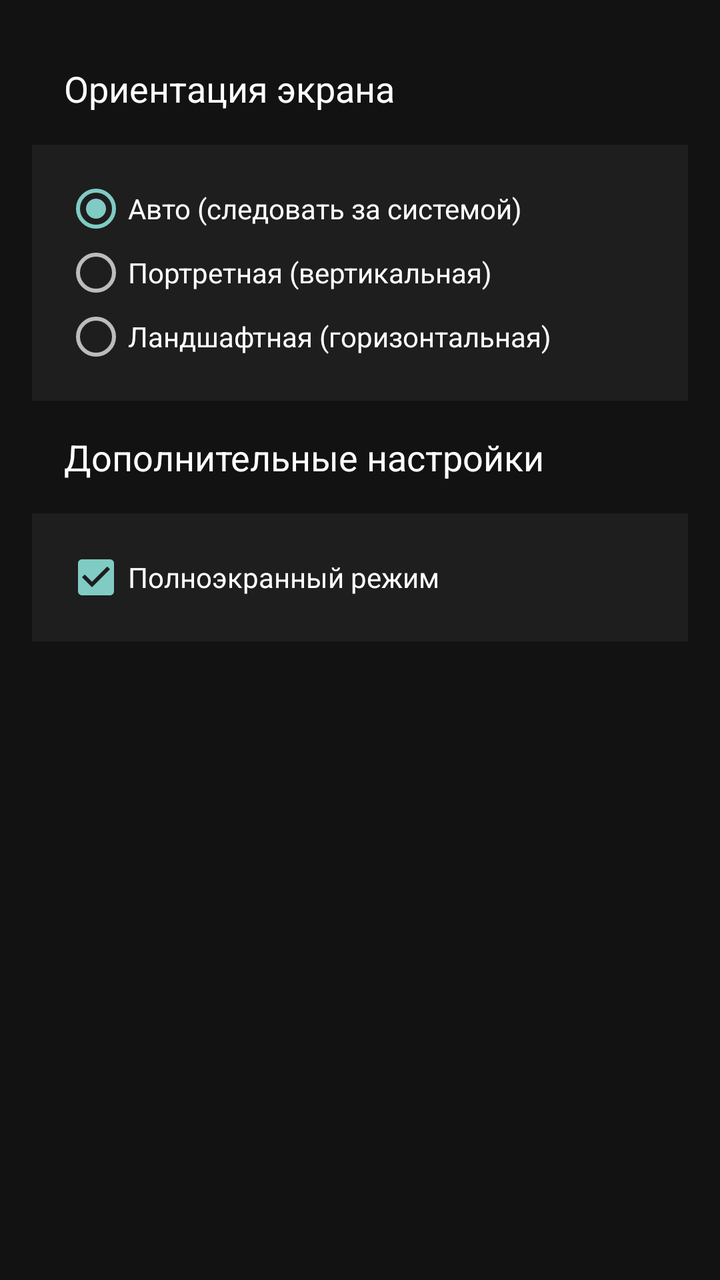
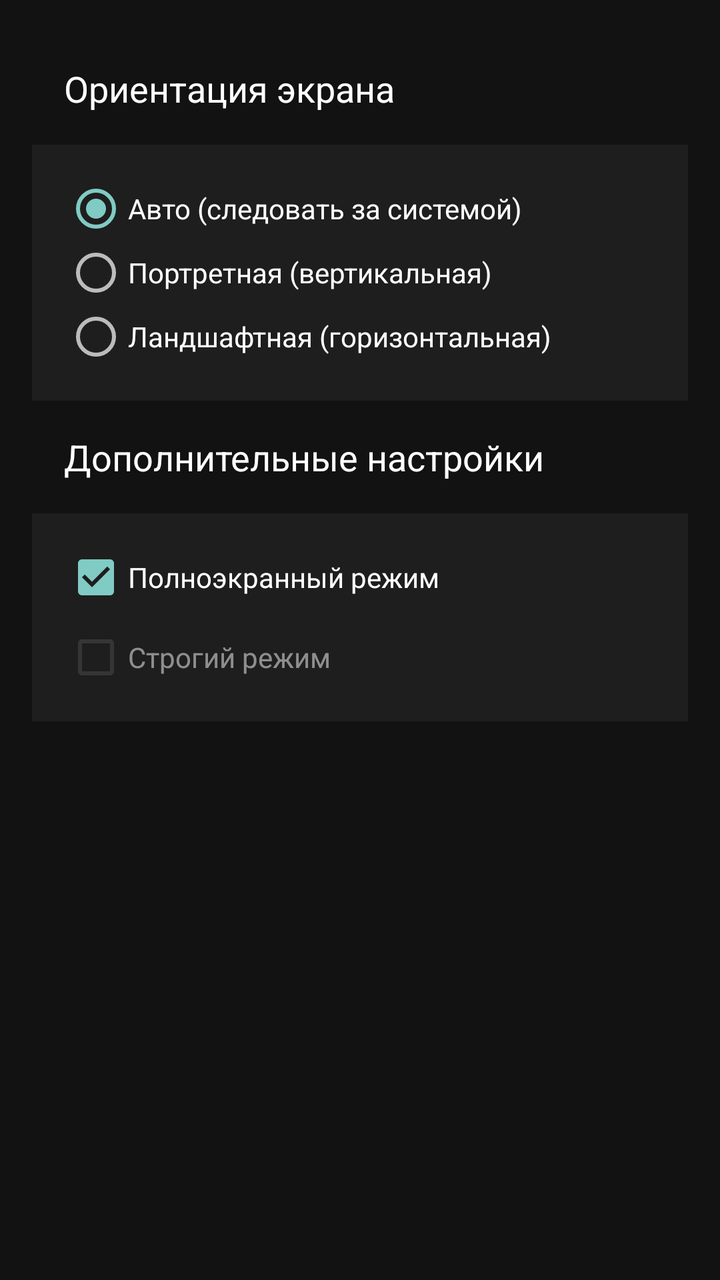

An Android layout rendered at two revisions. The XML below is the earlier revision; the diff shows what the commit changed to produce the second picture.
<!-- AndroidManifest.xml: application theme Theme.QutyLaunch -->
<!-- res/layout/fragment_settings_display.xml -->
<ScrollView xmlns:android="http://schemas.android.com/apk/res/android"
    android:layout_width="match_parent"
    android:layout_height="match_parent"
    android:background="#121212"
    android:fillViewport="true"
    android:padding="16dp">

    <LinearLayout
        android:layout_width="match_parent"
        android:layout_height="wrap_content"
        android:orientation="vertical">

        
        <TextView
            android:layout_width="match_parent"
            android:layout_height="wrap_content"
            android:text="@string/settings_orientation_title"
            android:textColor="#FFFFFF"
            android:textSize="18sp"
            android:padding="16dp"
            android:paddingTop="8dp"/>

        <LinearLayout
            android:layout_width="match_parent"
            android:layout_height="wrap_content"
            android:orientation="vertical"
            android:background="#1E1E1E"
            android:padding="16dp">

            
            <TextView
                android:id="@+id/orientation_lock_hint"
                android:layout_width="match_parent"
                android:layout_height="wrap_content"
                android:text="@string/orientation_lock_hint_default"
                android:textColor="#FF9800"
                android:textSize="14sp"
                android:padding="8dp"
                android:background="#332A2A"
                android:gravity="center"
                android:visibility="gone"
                android:layout_marginBottom="12dp"/>

            <RadioGroup
                android:id="@+id/orientation_group"
                android:layout_width="match_parent"
                android:layout_height="wrap_content"
                android:orientation="vertical">

                <RadioButton
                    android:id="@+id/orientation_sensor"
                    android:layout_width="match_parent"
                    android:layout_height="wrap_content"
                    android:text="@string/orientation_auto"
                    android:textColor="#FFFFFF"
                    android:checked="true"/>

                <RadioButton
                    android:id="@+id/orientation_portrait"
                    android:layout_width="match_parent"
                    android:layout_height="wrap_content"
                    android:text="@string/orientation_portrait"
                    android:textColor="#FFFFFF"/>

                <RadioButton
                    android:id="@+id/orientation_landscape"
                    android:layout_width="match_parent"
                    android:layout_height="wrap_content"
                    android:text="@string/orientation_landscape"
                    android:textColor="#FFFFFF"/>

            </RadioGroup>
        </LinearLayout>

        
        <TextView
            android:layout_width="match_parent"
            android:layout_height="wrap_content"
            android:text="@string/settings_additional_title"
            android:textColor="#FFFFFF"
            android:textSize="18sp"
            android:padding="16dp"
            android:paddingTop="24dp"/>

        <LinearLayout
            android:layout_width="match_parent"
            android:layout_height="wrap_content"
            android:orientation="vertical"
            android:background="#1E1E1E"
            android:padding="16dp">

            <CheckBox
                android:id="@+id/fullscreen_checkbox"
                android:layout_width="match_parent"
                android:layout_height="wrap_content"
                android:text="@string/additional_fullscreen"
                android:textColor="#FFFFFF"
                android:checked="true"
                android:enabled="true"/>

        </LinearLayout>

    </LinearLayout>
</ScrollView>
<!-- resources referenced by this layout -->
<resources>
  <string name="additional_fullscreen">Полноэкранный режим</string>
  <string name="orientation_auto">Авто (следовать за системой)</string>
  <string name="orientation_landscape">Ландшафтная (горизонтальная)</string>
  <string name="orientation_lock_hint_default">🔒 Ориентация задана темой</string>
  <string name="orientation_portrait">Портретная (вертикальная)</string>
  <string name="settings_additional_title">Дополнительные настройки</string>
  <string name="settings_orientation_title">Ориентация экрана</string>
  <style name="Theme.QutyLaunch" parent="Theme.AppCompat.NoActionBar">
          
          <item name="android:navigationBarColor">@android:color/transparent</item>
          <item name="android:statusBarColor">@android:color/transparent</item>
  
          
          <item name="android:windowLayoutInDisplayCutoutMode">shortEdges</item>
  
          
          <item name="android:fitsSystemWindows">false</item>
  
          
          <item name="android:windowDrawsSystemBarBackgrounds">true</item>
      </style>
</resources>

<!-- the commit's change to res/layout/fragment_settings_display.xml (unified diff, before → after) -->
@@ -89,14 +89,36 @@
             android:background="#1E1E1E"
             android:padding="16dp">
 
+            
             <CheckBox
                 android:id="@+id/fullscreen_checkbox"
                 android:layout_width="match_parent"
                 android:layout_height="wrap_content"
+                android:checked="true"
+                android:enabled="true"
                 android:text="@string/additional_fullscreen"
+                android:textColor="#FFFFFF" />
+
+            <CheckBox
+                android:id="@+id/strict_mode_checkbox"
+                android:layout_width="match_parent"
+                android:layout_height="wrap_content"
+                android:text="@string/additional_strict_mode"
                 android:textColor="#FFFFFF"
-                android:checked="true"
-                android:enabled="true"/>
+                android:checked="false"
+                android:enabled="false"
+                android:alpha="0.5"
+                android:layout_marginTop="8dp"/>
+
+            <TextView
+                android:id="@+id/strict_mode_hint"
+                android:layout_width="match_parent"
+                android:layout_height="wrap_content"
+                android:text="@string/strict_mode_hint"
+                android:textColor="#666666"
+                android:textSize="12sp"
+                android:paddingTop="4dp"
+                android:visibility="gone"/>
 
         </LinearLayout>
 
<!-- resource entries referenced after the edit -->
@@ -1,12 +1,14 @@
 <!-- resources referenced by this layout -->
 <resources>
   <string name="additional_fullscreen">Полноэкранный режим</string>
+  <string name="additional_strict_mode">Строгий режим</string>
   <string name="orientation_auto">Авто (следовать за системой)</string>
   <string name="orientation_landscape">Ландшафтная (горизонтальная)</string>
   <string name="orientation_lock_hint_default">🔒 Ориентация задана темой</string>
   <string name="orientation_portrait">Портретная (вертикальная)</string>
   <string name="settings_additional_title">Дополнительные настройки</string>
   <string name="settings_orientation_title">Ориентация экрана</string>
+  <string name="strict_mode_hint">При строгом режиме панели не появляются даже при свайпе</string>
   <style name="Theme.QutyLaunch" parent="Theme.AppCompat.NoActionBar">
           
           <item name="android:navigationBarColor">@android:color/transparent</item>
